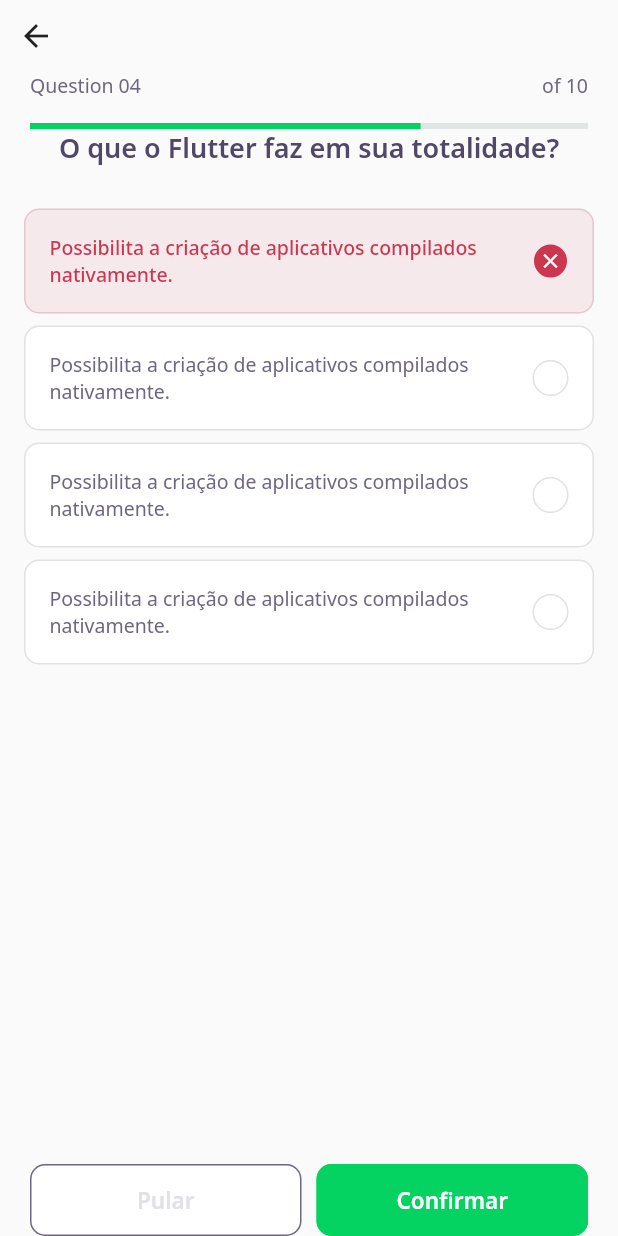
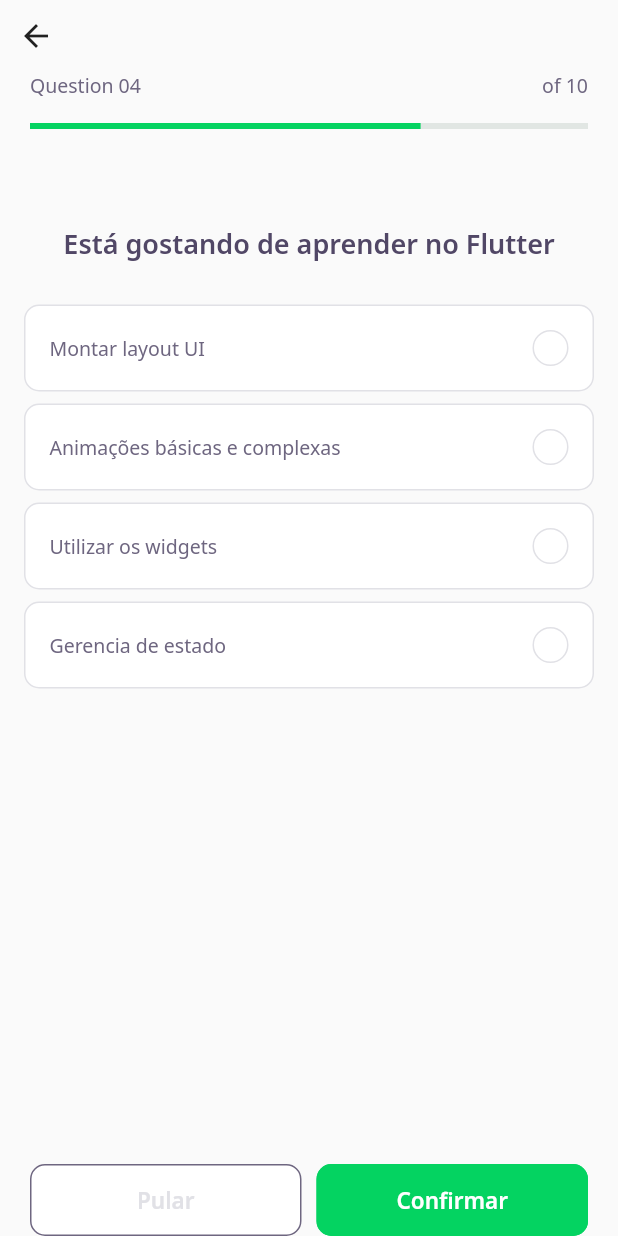
Before and after one commit to humbertoromanojr/flutter_dev_quiz, a Flutter app: the screen it shows after launch, after a tap on "NLW 05 FLUTTER", on a phone screen of 412 x 824 dp. Run offline on Flutter 3.47's test engine with Material 2 defaults, Android fonts, the phone set to English and light mode, and no system bars; our stand-ins replace google_fonts; accounts and stored records are empty; network calls fail.

Commit message:
Configuration: get json questions between screens

```diff
--- a/lib/challenge/challenge_page.dart
+++ b/lib/challenge/challenge_page.dart
@@ -1,11 +1,14 @@
 import 'package:dev_quiz/challenge/widgets/next_button/next_button_widget.dart';
+import 'package:dev_quiz/shared/models/question_model.dart';
 import 'package:flutter/material.dart';
 
 import 'package:dev_quiz/challenge/widgets/question_indicator/question_indicator_widget.dart';
 import 'package:dev_quiz/challenge/widgets/quiz/quiz_widget.dart';
 
 class ChallengePage extends StatefulWidget {
-  ChallengePage({Key key}) : super(key: key);
+  final List<QuestionModel> questions;
+
+  ChallengePage({Key key, @required this.questions}) : super(key: key);
 
   @override
   _ChallengePageState createState() => _ChallengePageState();
@@ -18,7 +21,7 @@ class _ChallengePageState extends State<ChallengePage> {
       appBar: PreferredSize(
         preferredSize: Size.fromHeight(86),
         child: SafeArea(
-           top:true,
+          top: true,
           child: Column(
             crossAxisAlignment: CrossAxisAlignment.start,
             children: [
@@ -29,7 +32,7 @@ class _ChallengePageState extends State<ChallengePage> {
         ),
       ),
       body: QuizWidget(
-           title: "O que o Flutter faz em sua totalidade?",
+        question: widget.questions[0],
       ),
       bottomNavigationBar: SafeArea(
         bottom: true,
@@ -38,9 +41,12 @@ class _ChallengePageState extends State<ChallengePage> {
           child: Row(
             mainAxisAlignment: MainAxisAlignment.spaceEvenly,
             children: [
-                Expanded(child: NextButtonWidget.white(label: "Pular", onTap: (){} )),
+              Expanded(
+                  child: NextButtonWidget.white(label: "Pular", onTap: () {})),
               SizedBox(width: 10),
-                Expanded(child: NextButtonWidget.green(label: "Confirmar", onTap: (){} )),
+              Expanded(
+                  child:
+                      NextButtonWidget.green(label: "Confirmar", onTap: () {})),
             ],
           ),
         ),
--- a/lib/challenge/widgets/quiz/quiz_widget.dart
+++ b/lib/challenge/widgets/quiz/quiz_widget.dart
@@ -1,33 +1,27 @@
 import 'package:dev_quiz/challenge/widgets/awnser/awnser_widget.dart';
 import 'package:dev_quiz/core/app_text_styles.dart';
+import 'package:dev_quiz/shared/models/question_model.dart';
 import 'package:flutter/material.dart';
 
 class QuizWidget extends StatelessWidget {
-  final String title;
+  final QuestionModel question;
 
-  const QuizWidget({Key key, @required this.title}) : super(key: key);
+  const QuizWidget({Key key, @required this.question}) : super(key: key);
 
   @override
   Widget build(BuildContext context) {
     return Container(
       child: Column(
         children: [
-          Text(title, style: AppTextStyles.heading),
+          SizedBox(height: 64),
+          Text(question.title, style: AppTextStyles.heading),
           SizedBox(height: 24),
-          AwnserWidget(
-            isRight: false,
-            isSelected: true,
-            title: "Possibilita a criação de aplicativos compilados nativamente."
-          ),
-          AwnserWidget(
-            title: "Possibilita a criação de aplicativos compilados nativamente."
-          ),
-          AwnserWidget(
-            title: "Possibilita a criação de aplicativos compilados nativamente."
-          ),
-          AwnserWidget(
-            title: "Possibilita a criação de aplicativos compilados nativamente."
-          ),
+          ...question.awnsers.map(
+            (e) => AwnserWidget(
+              isRight: e.isRight,
+              title: e.title
+            ),
+          ).toList(),
         ],
       ),
     );
--- a/lib/home/home_page.dart
+++ b/lib/home/home_page.dart
@@ -72,7 +72,7 @@ class _HomePageState extends State<HomePage> {
                                     "${e.questionAnswered}/${e.questions.length}",
                                 onTap: () {
                                   Navigator.push(context, MaterialPageRoute(
-                                    builder: (context) => ChallengePage()
+                                    builder: (context) => ChallengePage(questions: e.questions,)
                                     )
                                   );
                                 },
```
Lines whose indentation alone changed are shown as unchanged.
